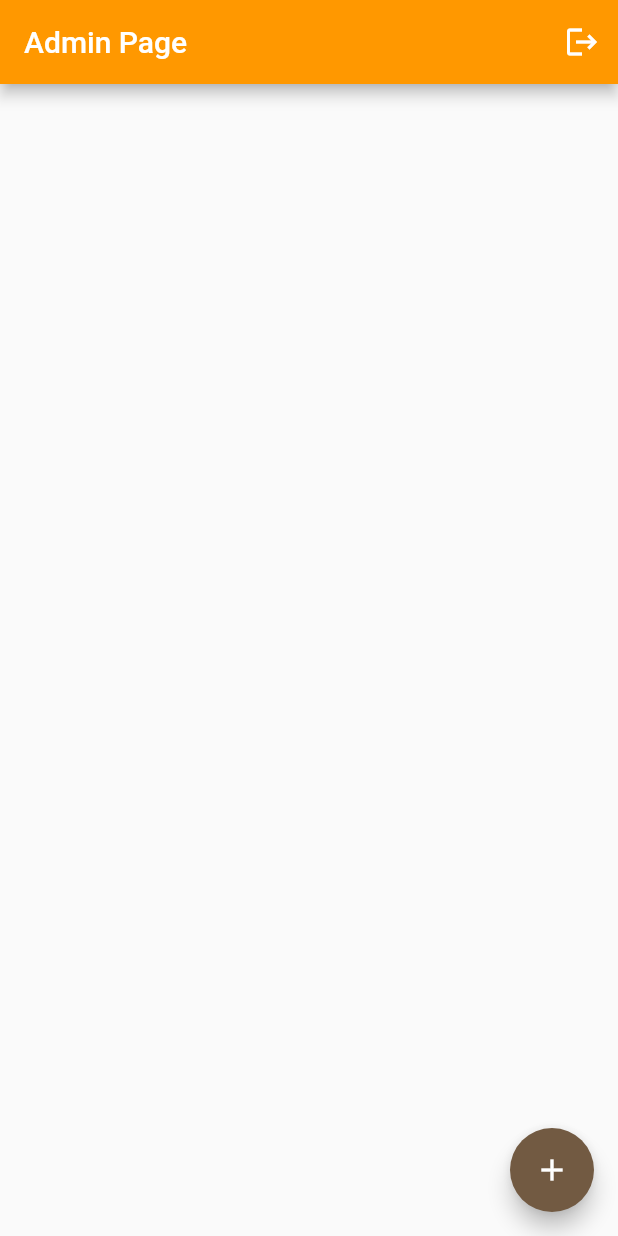
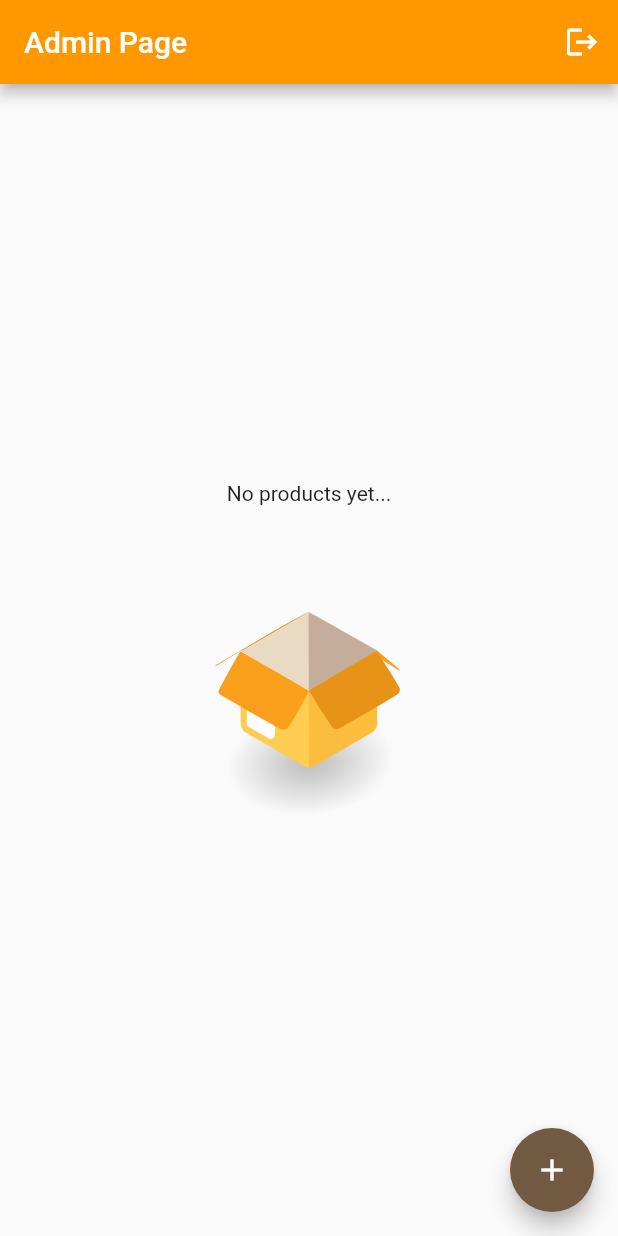
Before and after one commit to CyberCadence/ecommerce_-app-With-admin-side---user-side, a Flutter app: the AdminHome screen opened directly, on a phone screen of 412 x 824 dp. Run offline on Flutter 3.47's test engine with Material 2 defaults, Android fonts, the phone set to English and light mode, and no system bars; our stand-ins replace cloud_firestore, firebase_auth, firebase_core, firebase_storage, flutter_riverpod, flutter_slidable and 2 more; missing offline and left inert: flutterfire_ui; accounts and stored records are empty.

Commit message:
no products animation added

```diff
--- a/lib/app/pages/admin/AdminHomepage.dart
+++ b/lib/app/pages/admin/AdminHomepage.dart
@@ -5,6 +5,7 @@ import 'package:ecomm/widgets/projectListTile.dart';
 import 'package:flutter/material.dart';
 import 'package:flutter/widgets.dart';
 import 'package:flutter_riverpod/flutter_riverpod.dart';
+import 'package:lottie/lottie.dart';
 
 class AdminHome extends ConsumerWidget {
   Widget build(BuildContext context, WidgetRef ref) {
@@ -27,10 +28,28 @@ class AdminHome extends ConsumerWidget {
             color: Colors.white,
           )),
       body: StreamBuilder<List<Product>>(
+
           stream: ref.read(databaseProvider)!.getallProducts(),
           builder: (context, snapshot) {
+
             if (snapshot.connectionState == ConnectionState.active &&
                 snapshot.data != null) {
+
+
+if (snapshot.data!.isEmpty) {
+                return Center(
+                  child: Column(
+                    mainAxisSize: MainAxisSize.min,
+                    children: [
+                      const Text("No products yet..."),
+                      Lottie.asset("assets/animations/empty.json",
+                          width: 200, repeat: false),
+                    ],
+                  ),
+                );
+              }
+
+
               return ListView.builder(
                   itemCount: snapshot.data!.length,
                   itemBuilder: (context, index) {
--- a/pubspec.yaml
+++ b/pubspec.yaml
@@ -36,8 +36,8 @@ dependencies:
   flutterfire_ui: ^0.4.0
   flutter_riverpod: ^1.0.3
 
-  # flutter_slidable: ^1.2.0
-  # lottie: ^1.2.2
+  flutter_slidable: ^1.2.0
+  lottie: ^1.2.2
 
 
 
```
Also changed, not shown: assets/animations/empty.json (added, +1 -0 lines), lib/widgets/projectListTile.dart (+6 -3 lines), pubspec.lock.
